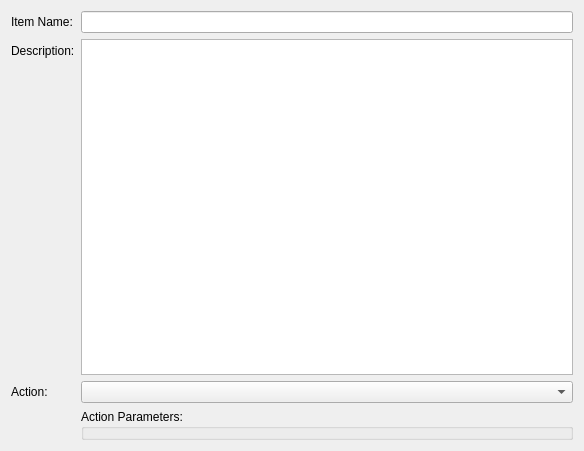
Qt form rtmath/mie-qt-ui/frmJobItemProps.ui (rhoneyager/rtmath) before a commit.
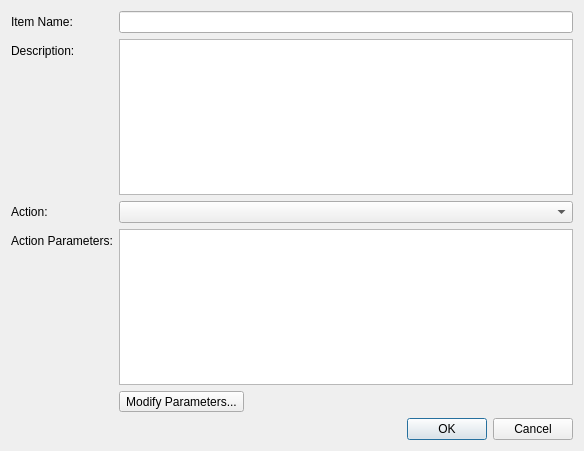
The same form after that commit.

The edit to the form file:
```diff
--- a/rtmath/mie-qt-ui/frmJobItemProps.ui
+++ b/rtmath/mie-qt-ui/frmJobItemProps.ui
@@ -37,9 +37,6 @@
    <item row="1" column="1">
     <widget class="QTextEdit" name="txtDescription"/>
    </item>
-   <item row="2" column="1">
-    <widget class="QComboBox" name="actionComboBox"/>
-   </item>
    <item row="2" column="0">
     <widget class="QLabel" name="actionLabel">
      <property name="text">
@@ -47,13 +44,37 @@
      </property>
     </widget>
    </item>
-   <item row="3" column="1">
-    <widget class="QGroupBox" name="groupBox">
-     <property name="title">
+   <item row="2" column="1">
+    <widget class="QComboBox" name="actionComboBox"/>
+   </item>
+   <item row="3" column="0">
+    <widget class="QLabel" name="actionParametersLabel">
+     <property name="text">
       <string>Action Parameters:</string>
      </property>
     </widget>
    </item>
+   <item row="3" column="1">
+    <widget class="QPlainTextEdit" name="txtActionParams">
+     <property name="readOnly">
+      <bool>true</bool>
+     </property>
+    </widget>
+   </item>
+   <item row="4" column="1">
+    <widget class="QToolButton" name="cmdModifyParams">
+     <property name="text">
+      <string>Modify Parameters...</string>
+     </property>
+    </widget>
+   </item>
+   <item row="5" column="1">
+    <widget class="QDialogButtonBox" name="buttonBox">
+     <property name="standardButtons">
+      <set>QDialogButtonBox::Cancel|QDialogButtonBox::Ok</set>
+     </property>
+    </widget>
+   </item>
   </layout>
  </widget>
  <resources/>
```
